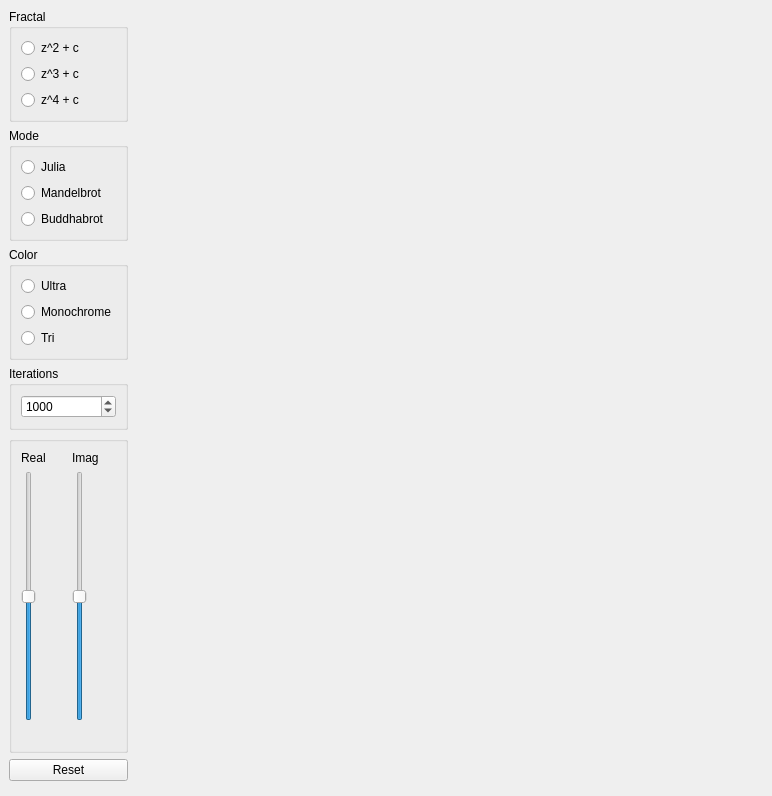
Before: the Qt Designer form python-fractals/gui/designs/main.ui in seird/fractals, drawn with Qt 5.
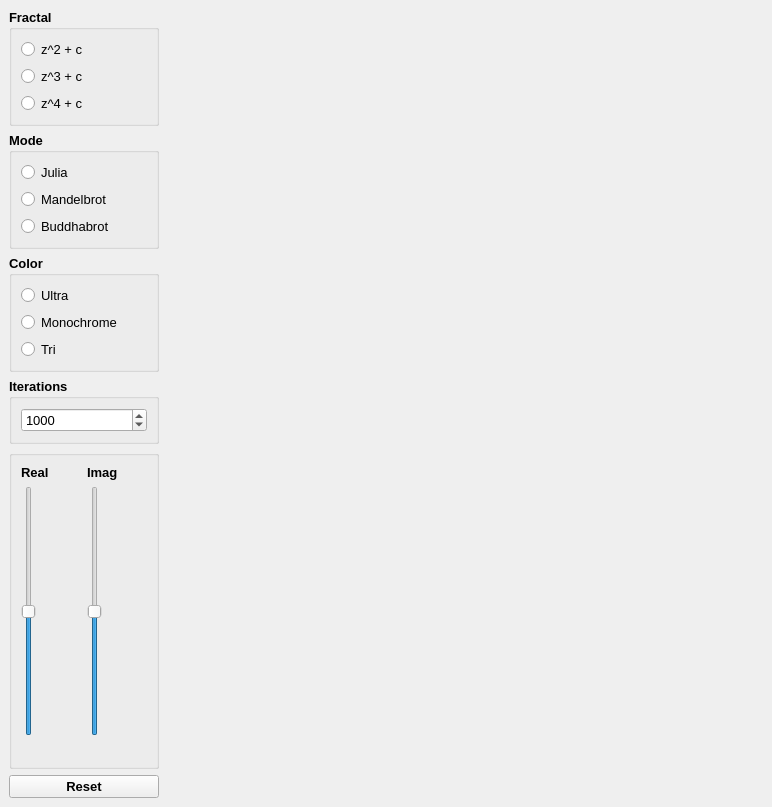
After: the same form once the commit is applied.

```diff
--- a/python-fractals/gui/designs/main.ui
+++ b/python-fractals/gui/designs/main.ui
@@ -7,7 +7,7 @@
     <x>0</x>
     <y>0</y>
     <width>772</width>
-    <height>755</height>
+    <height>795</height>
    </rect>
   </property>
   <property name="sizePolicy">
@@ -21,9 +21,21 @@
   </property>
   <widget class="QWidget" name="centralwidget">
    <layout class="QGridLayout" name="gridLayout_3">
+    <item row="0" column="1">
+     <layout class="QGridLayout" name="layout_display">
+      <item row="0" column="2">
+       <widget class="QLabel" name="label_display">
+        <property name="text">
+         <string/>
+        </property>
+        <property name="alignment">
+         <set>Qt::AlignLeading|Qt::AlignLeft|Qt::AlignTop</set>
+        </property>
+       </widget>
+      </item>
+     </layout>
+    </item>
     <item row="0" column="0">
-     <layout class="QHBoxLayout" name="horizontalLayout_3">
-      <item>
        <layout class="QVBoxLayout" name="verticalLayout">
         <item>
          <widget class="QGroupBox" name="groupBox_Fractal">
@@ -35,16 +47,29 @@
           </property>
           <property name="maximumSize">
            <size>
-            <width>200</width>
+          <width>150</width>
             <height>16777215</height>
            </size>
           </property>
+        <property name="font">
+         <font>
+          <pointsize>10</pointsize>
+          <weight>75</weight>
+          <bold>true</bold>
+         </font>
+        </property>
           <property name="title">
            <string>Fractal</string>
           </property>
           <layout class="QFormLayout" name="formLayout">
            <item row="0" column="0">
             <widget class="QRadioButton" name="radio_fractal_z2">
+           <property name="font">
+            <font>
+             <weight>50</weight>
+             <bold>false</bold>
+            </font>
+           </property>
              <property name="text">
               <string>z^2 + c</string>
              </property>
@@ -52,6 +77,12 @@
            </item>
            <item row="1" column="0">
             <widget class="QRadioButton" name="radio_fractal_z3">
+           <property name="font">
+            <font>
+             <weight>50</weight>
+             <bold>false</bold>
+            </font>
+           </property>
              <property name="text">
               <string>z^3 + c</string>
              </property>
@@ -59,6 +90,12 @@
            </item>
            <item row="2" column="0">
             <widget class="QRadioButton" name="radio_fractal_z4">
+           <property name="font">
+            <font>
+             <weight>50</weight>
+             <bold>false</bold>
+            </font>
+           </property>
              <property name="text">
               <string>z^4 + c</string>
              </property>
@@ -77,16 +114,29 @@
           </property>
           <property name="maximumSize">
            <size>
-            <width>200</width>
+          <width>150</width>
             <height>16777215</height>
            </size>
           </property>
+        <property name="font">
+         <font>
+          <pointsize>10</pointsize>
+          <weight>75</weight>
+          <bold>true</bold>
+         </font>
+        </property>
           <property name="title">
            <string>Mode</string>
           </property>
           <layout class="QFormLayout" name="formLayout_5">
            <item row="0" column="0">
             <widget class="QRadioButton" name="radio_mode_julia">
+           <property name="font">
+            <font>
+             <weight>50</weight>
+             <bold>false</bold>
+            </font>
+           </property>
              <property name="text">
               <string>Julia</string>
              </property>
@@ -94,6 +144,12 @@
            </item>
            <item row="1" column="0">
             <widget class="QRadioButton" name="radio_mode_mandelbrot">
+           <property name="font">
+            <font>
+             <weight>50</weight>
+             <bold>false</bold>
+            </font>
+           </property>
              <property name="text">
               <string>Mandelbrot</string>
              </property>
@@ -101,6 +157,12 @@
            </item>
            <item row="2" column="0">
             <widget class="QRadioButton" name="radio_mode_buddhabrot">
+           <property name="font">
+            <font>
+             <weight>50</weight>
+             <bold>false</bold>
+            </font>
+           </property>
              <property name="text">
               <string>Buddhabrot</string>
              </property>
@@ -119,16 +181,29 @@
           </property>
           <property name="maximumSize">
            <size>
-            <width>200</width>
+          <width>150</width>
             <height>16777215</height>
            </size>
           </property>
+        <property name="font">
+         <font>
+          <pointsize>10</pointsize>
+          <weight>75</weight>
+          <bold>true</bold>
+         </font>
+        </property>
           <property name="title">
            <string>Color</string>
           </property>
           <layout class="QFormLayout" name="formLayout_6">
            <item row="0" column="0">
             <widget class="QRadioButton" name="radio_color_ultra">
+           <property name="font">
+            <font>
+             <weight>50</weight>
+             <bold>false</bold>
+            </font>
+           </property>
              <property name="text">
               <string>Ultra</string>
              </property>
@@ -136,6 +211,12 @@
            </item>
            <item row="1" column="0">
             <widget class="QRadioButton" name="radio_color_monochrome">
+           <property name="font">
+            <font>
+             <weight>50</weight>
+             <bold>false</bold>
+            </font>
+           </property>
              <property name="text">
               <string>Monochrome</string>
              </property>
@@ -143,6 +224,12 @@
            </item>
            <item row="2" column="0">
             <widget class="QRadioButton" name="radio_color_tri">
+           <property name="font">
+            <font>
+             <weight>50</weight>
+             <bold>false</bold>
+            </font>
+           </property>
              <property name="text">
               <string>Tri</string>
              </property>
@@ -155,16 +242,29 @@
          <widget class="QGroupBox" name="groupBox">
           <property name="maximumSize">
            <size>
-            <width>200</width>
+          <width>150</width>
             <height>16777215</height>
            </size>
           </property>
+        <property name="font">
+         <font>
+          <pointsize>10</pointsize>
+          <weight>75</weight>
+          <bold>true</bold>
+         </font>
+        </property>
           <property name="title">
            <string>Iterations</string>
           </property>
           <layout class="QGridLayout" name="gridLayout">
            <item row="0" column="0">
             <widget class="QSpinBox" name="spin_iterations">
+           <property name="font">
+            <font>
+             <weight>50</weight>
+             <bold>false</bold>
+            </font>
+           </property>
              <property name="minimum">
               <number>1</number>
              </property>
@@ -182,17 +282,24 @@
         <item>
          <widget class="QGroupBox" name="groupBox_C">
           <property name="sizePolicy">
-           <sizepolicy hsizetype="Preferred" vsizetype="Maximum">
+         <sizepolicy hsizetype="Preferred" vsizetype="MinimumExpanding">
             <horstretch>0</horstretch>
             <verstretch>0</verstretch>
            </sizepolicy>
           </property>
           <property name="maximumSize">
            <size>
-            <width>200</width>
+          <width>150</width>
             <height>16777215</height>
            </size>
           </property>
+        <property name="font">
+         <font>
+          <pointsize>10</pointsize>
+          <weight>75</weight>
+          <bold>true</bold>
+         </font>
+        </property>
           <property name="title">
            <string/>
           </property>
@@ -210,6 +317,12 @@
                </item>
                <item>
                 <widget class="QSlider" name="slider_real">
+               <property name="sizePolicy">
+                <sizepolicy hsizetype="Fixed" vsizetype="MinimumExpanding">
+                 <horstretch>0</horstretch>
+                 <verstretch>0</verstretch>
+                </sizepolicy>
+               </property>
                  <property name="minimumSize">
                   <size>
                    <width>0</width>
@@ -247,6 +360,12 @@
                </item>
                <item>
                 <widget class="QSlider" name="slider_imag">
+               <property name="sizePolicy">
+                <sizepolicy hsizetype="Fixed" vsizetype="MinimumExpanding">
+                 <horstretch>0</horstretch>
+                 <verstretch>0</verstretch>
+                </sizepolicy>
+               </property>
                  <property name="minimumSize">
                   <size>
                    <width>0</width>
@@ -285,44 +404,19 @@
          <widget class="QPushButton" name="pb_reset">
           <property name="maximumSize">
            <size>
-            <width>200</width>
+          <width>150</width>
             <height>16777215</height>
            </size>
           </property>
+        <property name="font">
+         <font>
+          <pointsize>10</pointsize>
+          <weight>75</weight>
+          <bold>true</bold>
+         </font>
+        </property>
           <property name="text">
            <string>Reset</string>
-          </property>
-         </widget>
-        </item>
-        <item>
-         <widget class="QFrame" name="frame">
-          <property name="sizePolicy">
-           <sizepolicy hsizetype="Maximum" vsizetype="MinimumExpanding">
-            <horstretch>0</horstretch>
-            <verstretch>0</verstretch>
-           </sizepolicy>
-          </property>
-          <property name="frameShape">
-           <enum>QFrame::StyledPanel</enum>
-          </property>
-          <property name="frameShadow">
-           <enum>QFrame::Raised</enum>
-          </property>
-         </widget>
-        </item>
-       </layout>
-      </item>
-     </layout>
-    </item>
-    <item row="0" column="1">
-     <layout class="QGridLayout" name="layout_display">
-      <item row="0" column="0">
-       <widget class="QLabel" name="label_display">
-        <property name="text">
-         <string/>
-        </property>
-        <property name="alignment">
-         <set>Qt::AlignLeading|Qt::AlignLeft|Qt::AlignTop</set>
         </property>
        </widget>
       </item>
```
Lines whose indentation alone changed are shown as unchanged.
